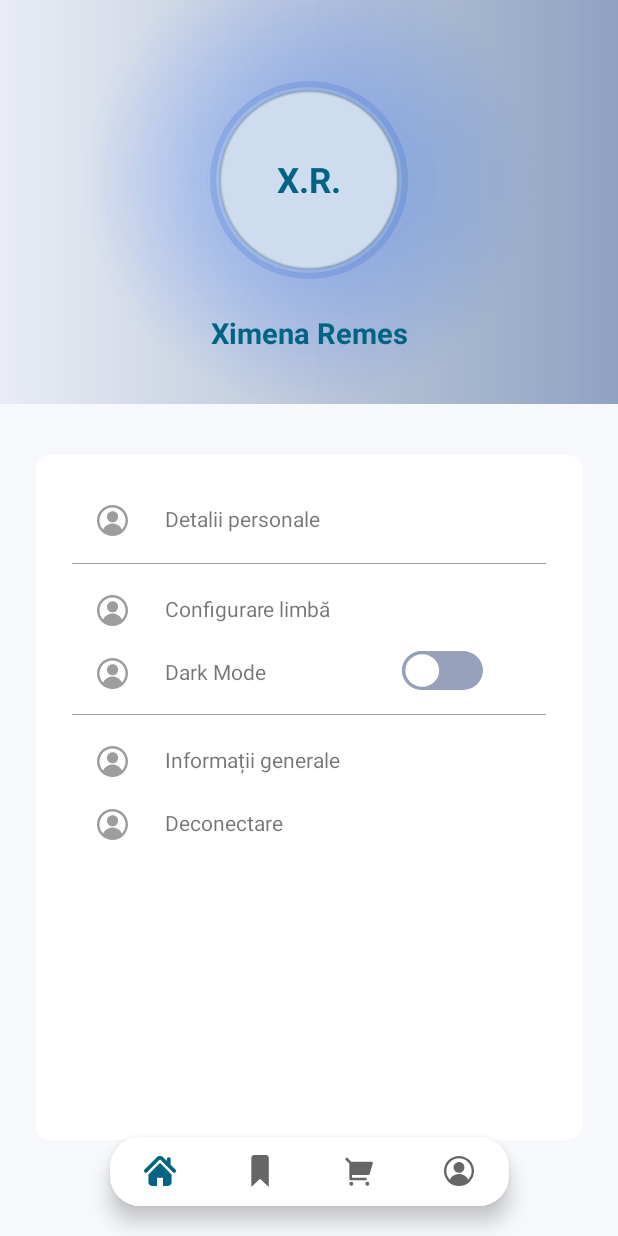
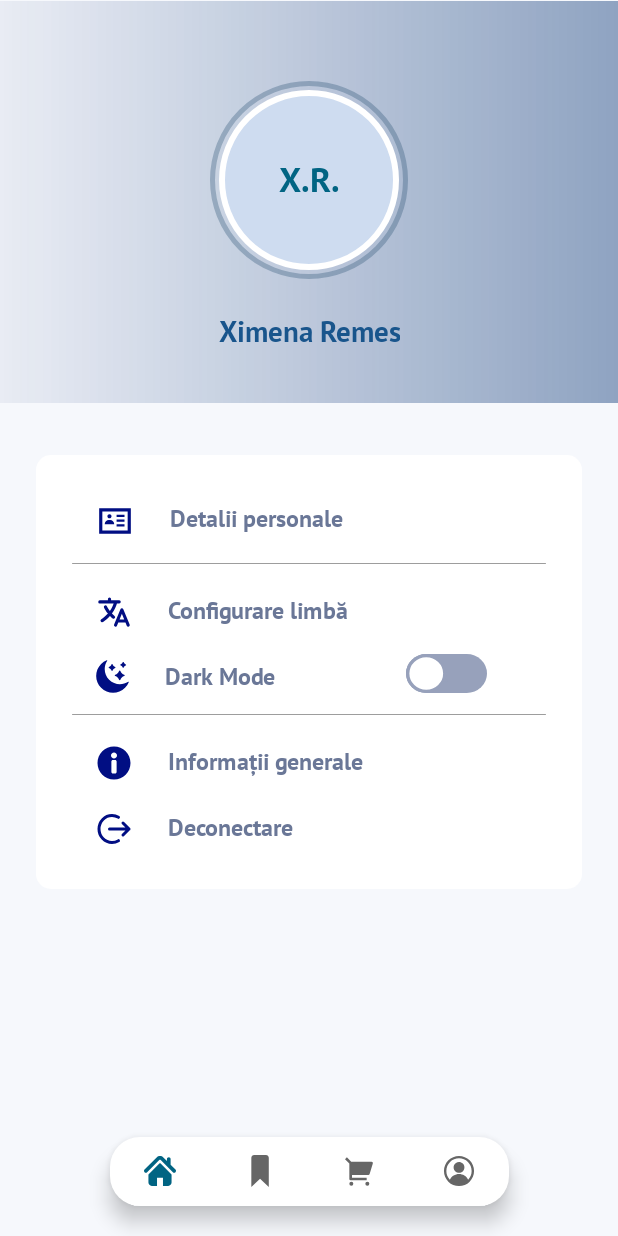
Before and after one commit to ximenaremes/ZeebooksClientMobile, an Android app: the ProfileFragment screen opened through its navigation route, on a phone screen of 412 x 824 dp. Run offline under Robolectric (Android 15) with nearby library versions, the phone set to English and light mode, and no system bars; our stand-ins replace data binding, navigation-ui.

Commit message:
updated profile screen

```diff
--- /dev/null
+++ b/app/src/main/res/drawable/ic_dark_mode.xml
@@ -0,0 +1,38 @@
+<vector xmlns:android="http://schemas.android.com/apk/res/android"
+    android:width="22dp"
+    android:height="22dp"
+    android:viewportWidth="256"
+    android:viewportHeight="256">
+    <path
+        android:fillColor="#010E83"
+        android:fillType="nonZero"
+        android:pathData="M253.28,169.12c-0.95,-0.78 -2.29,-0.85 -3.33,-0.17c-46.4,30.53 -108.64,24.14 -147.98,-15.2C62.64,114.4 56.24,52.17 86.77,5.76c0.67,-1.03 0.6,-2.37 -0.17,-3.32c-0.78,-0.95 -2.08,-1.29 -3.23,-0.83c-16.37,6.6 -31.04,16.32 -43.62,28.9c-51.13,51.13 -51.13,134.32 0,185.45C65.32,241.52 98.9,254.31 132.48,254.31c33.58,0 67.16,-12.78 92.73,-38.35c12.57,-12.58 22.3,-27.25 28.9,-43.62C254.56,171.2 254.23,169.89 253.28,169.12z"
+        android:strokeWidth="2.81"
+        android:strokeColor="#00000000"
+        android:strokeLineCap="butt"
+        android:strokeLineJoin="miter" />
+    <path
+        android:fillColor="#010E83"
+        android:fillType="nonZero"
+        android:pathData="M218.49,114.28c-13.75,-4.58 -24.69,-15.53 -29.28,-29.28c-0.76,-2.28 -2.79,-3.75 -5.17,-3.75c-2.38,0 -4.41,1.47 -5.17,3.75c-4.58,13.75 -15.53,24.69 -29.28,29.27c-2.28,0.76 -3.75,2.79 -3.75,5.17c0,2.38 1.47,4.41 3.75,5.17c13.75,4.58 24.69,15.53 29.27,29.28l0,0c0.76,2.28 2.79,3.75 5.17,3.75c2.39,0 4.42,-1.47 5.17,-3.75c4.58,-13.75 15.53,-24.69 29.28,-29.28c2.28,-0.76 3.75,-2.79 3.75,-5.17C222.24,117.07 220.77,115.04 218.49,114.28z"
+        android:strokeWidth="2.81"
+        android:strokeColor="#00000000"
+        android:strokeLineCap="butt"
+        android:strokeLineJoin="miter" />
+    <path
+        android:fillColor="#010E83"
+        android:fillType="nonZero"
+        android:pathData="M230.8,33.94c-7.3,-2.43 -13.11,-8.24 -15.54,-15.54c-0.58,-1.76 -2.22,-2.94 -4.06,-2.94c-1.85,0 -3.48,1.18 -4.07,2.94c-2.43,7.29 -8.23,13.1 -15.53,15.53c-1.76,0.58 -2.94,2.22 -2.94,4.06s1.18,3.48 2.94,4.06c7.29,2.43 13.1,8.24 15.54,15.54c0.58,1.76 2.21,2.94 4.06,2.94c0,0 0,0 0.01,0c1.84,0 3.48,-1.18 4.06,-2.94c2.43,-7.3 8.24,-13.11 15.54,-15.54c1.76,-0.59 2.94,-2.22 2.94,-4.06C233.74,36.16 232.56,34.53 230.8,33.94z"
+        android:strokeWidth="2.81"
+        android:strokeColor="#00000000"
+        android:strokeLineCap="butt"
+        android:strokeLineJoin="miter" />
+    <path
+        android:fillColor="#010E83"
+        android:fillType="nonZero"
+        android:pathData="M148.3,53.92c-9.08,-3.02 -16.31,-10.25 -19.34,-19.34c-0.63,-1.89 -2.39,-3.16 -4.37,-3.16c-1.98,0 -3.74,1.27 -4.37,3.16c-3.03,9.08 -10.25,16.31 -19.34,19.34c-1.89,0.63 -3.16,2.39 -3.16,4.37s1.27,3.74 3.16,4.37c9.08,3.03 16.31,10.26 19.34,19.34c0.63,1.89 2.39,3.16 4.37,3.16c1.98,0 3.74,-1.27 4.37,-3.16c3.03,-9.08 10.25,-16.31 19.34,-19.34c1.89,-0.63 3.17,-2.39 3.17,-4.37S150.19,54.55 148.3,53.92z"
+        android:strokeWidth="2.81"
+        android:strokeColor="#00000000"
+        android:strokeLineCap="butt"
+        android:strokeLineJoin="miter" />
+</vector>
--- /dev/null
+++ b/app/src/main/res/drawable/ic_info.xml
@@ -0,0 +1,10 @@
+<vector xmlns:android="http://schemas.android.com/apk/res/android"
+    android:width="24dp"
+    android:height="24dp"
+    android:viewportWidth="24"
+    android:viewportHeight="24">
+    <path
+        android:fillColor="#010E83"
+        android:fillType="evenOdd"
+        android:pathData="M1,12C1,5.925 5.925,1 12,1C18.075,1 23,5.925 23,12C23,18.075 18.075,23 12,23C5.925,23 1,18.075 1,12ZM10.25,11C10.25,10.448 10.698,10 11.25,10H12.75C13.302,10 13.75,10.448 13.75,11V18C13.75,18.552 13.302,19 12.75,19H11.25C10.698,19 10.25,18.552 10.25,18V11ZM14,7C14,5.895 13.105,5 12,5C10.895,5 10,5.895 10,7C10,8.105 10.895,9 12,9C13.105,9 14,8.105 14,7Z" />
+</vector>
--- /dev/null
+++ b/app/src/main/res/drawable/ic_language.xml
@@ -0,0 +1,12 @@
+<vector xmlns:android="http://schemas.android.com/apk/res/android"
+    android:width="24dp"
+    android:height="24dp"
+    android:viewportWidth="512"
+    android:viewportHeight="512">
+    <path
+        android:fillColor="#010E83"
+        android:pathData="M478.33,433.6l-90,-218a22,22 0,0 0,-40.67 0l-90,218a22,22 0,1 0,40.67 16.79L316.66,406H419.33l18.33,44.39A22,22 0,0 0,458 464a22,22 0,0 0,20.32 -30.4ZM334.83,362 L368,281.65 401.17,362Z" />
+    <path
+        android:fillColor="#010E83"
+        android:pathData="M267.84,342.92a22,22 0,0 0,-4.89 -30.7c-0.2,-0.15 -15,-11.13 -36.49,-34.73 39.65,-53.68 62.11,-114.75 71.27,-143.49H330a22,22 0,0 0,0 -44H214V70a22,22 0,0 0,-44 0V90H54a22,22 0,0 0,0 44H251.25c-9.52,26.95 -27.05,69.5 -53.79,108.36 -31.41,-41.68 -43.08,-68.65 -43.17,-68.87a22,22 0,0 0,-40.58 17c0.58,1.38 14.55,34.23 52.86,83.93 0.92,1.19 1.83,2.35 2.74,3.51 -39.24,44.35 -77.74,71.86 -93.85,80.74a22,22 0,1 0,21.07 38.63c2.16,-1.18 48.6,-26.89 101.63,-85.59 22.52,24.08 38,35.44 38.93,36.1a22,22 0,0 0,30.75 -4.9Z" />
+</vector>
--- /dev/null
+++ b/app/src/main/res/drawable/ic_logout.xml
@@ -0,0 +1,13 @@
+<vector xmlns:android="http://schemas.android.com/apk/res/android"
+    android:width="24dp"
+    android:height="24dp"
+    android:viewportWidth="24"
+    android:viewportHeight="24">
+    <path
+        android:fillColor="#00000000"
+        android:pathData="M18,8L22,12M22,12L18,16M22,12H9M15,4.204C13.725,3.438 12.245,3 10.667,3C5.88,3 2,7.029 2,12C2,16.971 5.88,21 10.667,21C12.245,21 13.725,20.562 15,19.796"
+        android:strokeWidth="2"
+        android:strokeColor="#010E83"
+        android:strokeLineCap="round"
+        android:strokeLineJoin="round" />
+</vector>
--- /dev/null
+++ b/app/src/main/res/drawable/ic_personal_details.xml
@@ -0,0 +1,12 @@
+<vector xmlns:android="http://schemas.android.com/apk/res/android"
+    android:width="@dimen/margin_25"
+    android:height="@dimen/margin_25"
+    android:viewportWidth="512"
+    android:viewportHeight="512">
+  <path
+      android:pathData="M469.33,85.33L469.33,426.67L42.67,426.67L42.67,85.33L469.33,85.33ZM426.67,128L85.33,128L85.33,384L426.67,384L426.67,128ZM384,298.67L384,330.67L277.33,330.67L277.33,298.67L384,298.67ZM189.33,241.07C220.16,241.07 245.33,266.67 245.33,298.67L117.33,298.67C117.33,266.67 142.41,241.07 173.33,241.07L189.33,241.07ZM384,234.67L384,266.67L277.33,266.67L277.33,234.67L384,234.67ZM181.33,163.96C196.8,163.96 209.33,176.5 209.33,191.96C209.33,207.42 196.8,219.96 181.33,219.96C165.87,219.96 153.33,207.42 153.33,191.96C153.33,176.5 165.87,163.96 181.33,163.96ZM384,170.67L384,202.67L277.33,202.67L277.33,170.67L384,170.67Z"
+      android:strokeWidth="1"
+      android:fillColor="#010E83"
+      android:fillType="evenOdd"
+      android:strokeColor="#00000000"/>
+</vector>
--- a/app/src/main/res/drawable/profile_circle_image.xml
+++ b/app/src/main/res/drawable/profile_circle_image.xml
@@ -8,7 +8,7 @@
                 android:angle="360"
                 android:endColor="@color/transparent"
                 android:gradientRadius="150dp"
-                android:startColor="@color/shadow_blue_40"
+                android:width="3dp"
                 android:type="radial" />
         </shape>
     </item>
@@ -19,8 +19,8 @@
                 android:height="120dp" />
             <solid android:color="#CEDCF0" />
             <stroke
-                android:width="2dp"
-                android:color="#24495E24" />
+                android:width="4dp"
+                android:color="@color/white" />
         </shape>
     </item>
     <item android:gravity="center">
@@ -30,8 +30,8 @@
                 android:height="132dp" />
             <solid android:color="@color/transparent" />
             <stroke
-                android:width="4dp"
-                android:color="@color/no_name_blue_20" />
+                android:width="3dp"
+                android:color="#542C5474" />
         </shape>
     </item>
 </layer-list>
--- a/app/src/main/res/layout/fragment_profile.xml
+++ b/app/src/main/res/layout/fragment_profile.xml
@@ -1,30 +1,77 @@
 <?xml version="1.0" encoding="utf-8"?>
 <layout xmlns:android="http://schemas.android.com/apk/res/android"
-    xmlns:app="http://schemas.android.com/apk/res-auto"
-    xmlns:tools="http://schemas.android.com/tools">
+    xmlns:app="http://schemas.android.com/apk/res-auto">
 
     <androidx.constraintlayout.widget.ConstraintLayout
         android:layout_width="match_parent"
         android:layout_height="match_parent"
         android:background="@color/background_color_layout">
 
-        <include
-            android:id="@+id/profileInitials"
-            layout="@layout/view_profile_initials"
+        <androidx.constraintlayout.widget.ConstraintLayout
+            android:id="@+id/profileInitialsLayout"
+            android:layout_width="match_parent"
+            android:layout_height="269dp"
+            app:layout_constraintEnd_toEndOf="parent"
+            app:layout_constraintStart_toStartOf="parent"
+            app:layout_constraintTop_toTopOf="parent">
+
+            <ImageView
+                android:id="@+id/backgroundProfile"
+                android:layout_width="match_parent"
+                android:layout_height="268dp"
+                android:background="@drawable/background_profile"
+                app:layout_constraintBottom_toBottomOf="@id/profileBackground"
+                app:layout_constraintTop_toTopOf="parent" />
+
+            <ImageView
+                android:id="@+id/profileBackground"
+                android:layout_width="300dp"
+                android:layout_height="300dp"
+                android:src="@drawable/profile_circle_image"
+                app:layout_constraintBottom_toBottomOf="parent"
+                app:layout_constraintEnd_toEndOf="parent"
                 app:layout_constraintStart_toStartOf="parent" />
+
+            <TextView
+                android:id="@+id/initials"
+                style="@style/FB.23"
+                android:layout_width="wrap_content"
+                android:layout_height="wrap_content"
+                android:gravity="center"
+                android:text="X.R."
+                android:textColor="@color/btn"
+                app:layout_constraintBottom_toBottomOf="@+id/profileBackground"
+                app:layout_constraintEnd_toEndOf="@+id/profileBackground"
+                app:layout_constraintStart_toStartOf="@+id/profileBackground"
+                app:layout_constraintTop_toTopOf="@+id/profileBackground" />
+
+            <TextView
+                android:id="@+id/userFullName"
+                style="@style/FB.19"
+                android:layout_width="wrap_content"
+                android:layout_height="wrap_content"
+                android:layout_marginTop="73dp"
+                android:gravity="center"
+                android:text="Ximena Remes"
+                android:textColor="@color/color_profile_text"
+                android:textStyle="bold"
+                app:layout_constraintEnd_toEndOf="parent"
+                app:layout_constraintStart_toStartOf="parent"
+                app:layout_constraintTop_toBottomOf="@id/initials" />
+
+        </androidx.constraintlayout.widget.ConstraintLayout>
 
         <androidx.constraintlayout.widget.ConstraintLayout
             android:id="@+id/aboutYouSectionLayout"
             android:layout_width="0dp"
-            android:layout_height="0dp"
+            android:layout_height="wrap_content"
             android:layout_marginHorizontal="@dimen/margin_24"
             android:layout_marginTop="@dimen/margin_34"
-            android:layout_marginBottom="@dimen/margin_64"
             android:background="@drawable/background_rounded_white"
+            app:layout_constraintEnd_toEndOf="parent"
             app:layout_constraintStart_toStartOf="parent"
-            app:layout_constraintEnd_toEndOf="parent"
-            app:layout_constraintTop_toBottomOf="@id/profileInitials"
-            app:layout_constraintBottom_toBottomOf="parent">
+            app:layout_constraintTop_toBottomOf="@id/profileInitialsLayout">
+
 
             <ImageView
                 android:id="@+id/verticalLine1"
@@ -33,9 +80,9 @@
                 android:layout_marginHorizontal="@dimen/margin_24"
                 android:layout_marginTop="@dimen/margin_72"
                 android:src="@drawable/background_vertical_line"
+                app:layout_constraintEnd_toEndOf="parent"
                 app:layout_constraintStart_toStartOf="parent"
-                app:layout_constraintEnd_toEndOf="parent"
-                app:layout_constraintTop_toTopOf="parent"/>
+                app:layout_constraintTop_toTopOf="parent" />
 
             <LinearLayout
                 android:id="@+id/personalDetails"
@@ -43,9 +90,9 @@
                 android:layout_height="wrap_content"
                 android:clickable="true"
                 android:focusable="true"
+                app:layout_constraintBottom_toTopOf="@id/verticalLine1"
                 app:layout_constraintEnd_toEndOf="parent"
                 app:layout_constraintStart_toStartOf="parent"
-                app:layout_constraintBottom_toTopOf="@id/verticalLine1"
                 app:layout_constraintTop_toTopOf="parent">
 
 
@@ -53,19 +100,20 @@
                     android:id="@+id/imageUserProfile"
                     android:layout_width="wrap_content"
                     android:layout_height="wrap_content"
-                android:src="@drawable/ic_profile"
                     android:layout_marginStart="@dimen/margin_40"
                     android:layout_marginTop="@dimen/margin_15"
-                app:layout_constraintTop_toTopOf="parent"
-                app:layout_constraintStart_toStartOf="parent" />
+                    android:src="@drawable/ic_personal_details"
+                    app:layout_constraintStart_toStartOf="parent"
+                    app:layout_constraintTop_toTopOf="parent" />
 
                 <TextView
                     android:id="@+id/personalDetailsText"
+                    style="@style/FB.16.GrayscaleLabel"
                     android:layout_width="wrap_content"
                     android:layout_height="wrap_content"
-                android:text="@string/details_text"
                     android:layout_marginStart="@dimen/margin_24"
                     android:layout_marginTop="@dimen/margin_15"
+                    android:text="@string/details_text"
                     app:layout_constraintStart_toEndOf="@id/imageUserProfile"
                     app:layout_constraintTop_toTopOf="parent" />
             </LinearLayout>
@@ -77,9 +125,9 @@
                 android:layout_marginHorizontal="@dimen/margin_24"
                 android:layout_marginTop="@dimen/margin_100"
                 android:src="@drawable/background_vertical_line"
+                app:layout_constraintEnd_toEndOf="parent"
                 app:layout_constraintStart_toStartOf="parent"
-                app:layout_constraintEnd_toEndOf="parent"
-                app:layout_constraintTop_toBottomOf="@id/verticalLine1"/>
+                app:layout_constraintTop_toBottomOf="@id/verticalLine1" />
 
             <LinearLayout
                 android:id="@+id/language"
@@ -95,19 +143,20 @@
                     android:id="@+id/imageLanguage"
                     android:layout_width="wrap_content"
                     android:layout_height="wrap_content"
-                android:src="@drawable/ic_profile"
                     android:layout_marginStart="@dimen/margin_40"
                     android:layout_marginTop="@dimen/margin_20"
-                app:layout_constraintTop_toBottomOf="@id/verticalLine1"
-                app:layout_constraintStart_toStartOf="parent" />
+                    android:src="@drawable/ic_language"
+                    app:layout_constraintStart_toStartOf="parent"
+                    app:layout_constraintTop_toBottomOf="@id/verticalLine1" />
 
                 <TextView
                     android:id="@+id/languageText"
+                    style="@style/FB.16.GrayscaleLabel"
                     android:layout_width="wrap_content"
                     android:layout_height="wrap_content"
-                android:text="@string/language_text"
                     android:layout_marginStart="@dimen/margin_24"
                     android:layout_marginTop="@dimen/margin_20"
+                    android:text="@string/language_text"
                     app:layout_constraintStart_toEndOf="@id/personalDetails"
                     app:layout_constraintTop_toBottomOf="@id/verticalLine1" />
             </LinearLayout>
@@ -116,19 +165,20 @@
                 android:id="@+id/imageDarkMode"
                 android:layout_width="wrap_content"
                 android:layout_height="wrap_content"
-                android:src="@drawable/ic_profile"
                 android:layout_marginStart="@dimen/margin_40"
                 android:layout_marginTop="@dimen/margin_20"
-                app:layout_constraintTop_toBottomOf="@id/language"
-                app:layout_constraintStart_toStartOf="parent" />
+                android:src="@drawable/ic_dark_mode"
+                app:layout_constraintStart_toStartOf="parent"
+                app:layout_constraintTop_toBottomOf="@id/language" />
 
             <TextView
                 android:id="@+id/darkModeText"
+                style="@style/FB.16.GrayscaleLabel"
                 android:layout_width="wrap_content"
                 android:layout_height="wrap_content"
-                android:text="@string/dark_mode_text"
                 android:layout_marginStart="@dimen/margin_24"
                 android:layout_marginTop="@dimen/margin_20"
+                android:text="@string/dark_mode_text"
                 app:layout_constraintStart_toEndOf="@id/imageDarkMode"
                 app:layout_constraintTop_toBottomOf="@id/language" />
 
@@ -139,12 +189,12 @@
                 android:layout_marginStart="24dp"
                 android:layout_marginTop="16dp"
                 android:background="@drawable/shuffle_button"
+                android:textColor="@color/light_gray"
                 android:textOff="."
                 android:textOn=""
-                android:textColor="@color/light_gray"
+                app:layout_constraintEnd_toEndOf="parent"
                 app:layout_constraintStart_toEndOf="@id/darkModeText"
-                app:layout_constraintTop_toBottomOf="@id/language"
-                app:layout_constraintEnd_toEndOf="parent" />
+                app:layout_constraintTop_toBottomOf="@id/language" />
 
             <LinearLayout
                 android:id="@+id/about"
@@ -160,19 +210,20 @@
                     android:id="@+id/imageMark"
                     android:layout_width="wrap_content"
                     android:layout_height="wrap_content"
-                android:src="@drawable/ic_profile"
                     android:layout_marginStart="@dimen/margin_40"
                     android:layout_marginTop="@dimen/margin_20"
-                app:layout_constraintTop_toBottomOf="@id/verticalLine2"
-                app:layout_constraintStart_toStartOf="parent" />
+                    android:src="@drawable/ic_info"
+                    app:layout_constraintStart_toStartOf="parent"
+                    app:layout_constraintTop_toBottomOf="@id/verticalLine2" />
 
                 <TextView
                     android:id="@+id/aboutText"
+                    style="@style/FB.16.GrayscaleLabel"
                     android:layout_width="wrap_content"
                     android:layout_height="wrap_content"
-                android:text="@string/about_us_text"
                     android:layout_marginStart="@dimen/margin_24"
                     android:layout_marginTop="@dimen/margin_20"
+                    android:text="@string/about_us_text"
                     app:layout_constraintStart_toEndOf="@id/personalDetails"
                     app:layout_constraintTop_toBottomOf="@id/verticalLine2" />
             </LinearLayout>
@@ -183,6 +234,7 @@
                 android:layout_height="wrap_content"
                 android:clickable="true"
                 android:focusable="true"
+                android:paddingBottom="@dimen/margin_28"
                 app:layout_constraintEnd_toEndOf="parent"
                 app:layout_constraintStart_toStartOf="parent"
                 app:layout_constraintTop_toBottomOf="@id/about">
@@ -191,19 +243,20 @@
                     android:id="@+id/imageSignOut"
                     android:layout_width="wrap_content"
                     android:layout_height="wrap_content"
-                android:src="@drawable/ic_profile"
                     android:layout_marginStart="@dimen/margin_40"
                     android:layout_marginTop="@dimen/margin_20"
-                app:layout_constraintTop_toBottomOf="@id/about"
-                app:layout_constraintStart_toStartOf="parent" />
+                    android:src="@drawable/ic_logout"
+                    app:layout_constraintStart_toStartOf="parent"
+                    app:layout_constraintTop_toBottomOf="@id/about" />
 
                 <TextView
                     android:id="@+id/signOutText"
+                    style="@style/FB.16.GrayscaleLabel"
                     android:layout_width="wrap_content"
                     android:layout_height="wrap_content"
-                android:text="@string/sign_out_text"
                     android:layout_marginStart="@dimen/margin_24"
                     android:layout_marginTop="@dimen/margin_20"
+                    android:text="@string/sign_out_text"
                     app:layout_constraintStart_toEndOf="@id/personalDetails"
                     app:layout_constraintTop_toBottomOf="@id/about" />
             </LinearLayout>
@@ -212,5 +265,4 @@
 
     </androidx.constraintlayout.widget.ConstraintLayout>
 
-
 </layout>
--- a/app/src/main/res/layout/view_profile_initials.xml
+++ /dev/null
@@ -1,70 +0,0 @@
-<?xml version="1.0" encoding="utf-8"?>
-<layout xmlns:android="http://schemas.android.com/apk/res/android"
-    xmlns:app="http://schemas.android.com/apk/res-auto"
-    xmlns:tools="http://schemas.android.com/tools">
-
-    <androidx.constraintlayout.widget.ConstraintLayout
-        android:id="@+id/profileInitialsLayout"
-        android:layout_width="match_parent"
-        android:layout_height="269dp">
-
-<!--        <ImageView-->
-<!--            android:id="@+id/backgroundProfileRight"-->
-<!--            android:layout_width="0dp"-->
-<!--            android:layout_height="0dp"-->
-<!--            android:background="@drawable/background_profile"-->
-<!--            app:layout_constraintBottom_toBottomOf="@id/profileBackground"-->
-<!--            app:layout_constraintEnd_toEndOf="parent"-->
-<!--            app:layout_constraintStart_toStartOf="parent"-->
-<!--            app:layout_constraintTop_toTopOf="parent" />-->
-
-        <ImageView
-            android:id="@+id/backgroundProfileRight"
-            android:layout_width="0dp"
-            android:layout_height="0dp"
-            android:background="@drawable/background_profile"
-            app:layout_constraintBottom_toBottomOf="@id/profileBackground"
-            app:layout_constraintEnd_toEndOf="parent"
-            app:layout_constraintHorizontal_bias="0.0"
-            app:layout_constraintStart_toStartOf="parent"
-            app:layout_constraintTop_toTopOf="parent"
-            app:layout_constraintVertical_bias="0.0" />
-
-        <ImageView
-            android:id="@+id/profileBackground"
-            android:layout_width="300dp"
-            android:layout_height="300dp"
-            android:src="@drawable/profile_circle_image"
-            app:layout_constraintBottom_toBottomOf="parent"
-            app:layout_constraintEnd_toEndOf="parent"
-            app:layout_constraintStart_toStartOf="parent" />
-
-        <TextView
-            android:id="@+id/initials"
-            android:layout_width="wrap_content"
-            android:layout_height="wrap_content"
-            android:textColor="@color/btn"
-            android:textStyle="bold"
-            android:textSize="23sp"
-            android:text="X.R."
-            android:gravity="center"
-            app:layout_constraintBottom_toBottomOf="@+id/profileBackground"
-            app:layout_constraintEnd_toEndOf="@+id/profileBackground"
-            app:layout_constraintStart_toStartOf="@+id/profileBackground"
-            app:layout_constraintTop_toTopOf="@+id/profileBackground" />
-
-        <TextView
-            android:id="@+id/userFullName"
-            android:layout_width="wrap_content"
-            android:layout_height="wrap_content"
-            android:layout_marginTop="73dp"
-            android:textColor="@color/btn"
-            android:textStyle="bold"
-            android:text="Ximena Remes"
-            android:textSize="@dimen/margin_19"
-            app:layout_constraintTop_toBottomOf="@id/initials"
-            app:layout_constraintEnd_toEndOf="parent"
-            app:layout_constraintStart_toStartOf="parent" />
-
-    </androidx.constraintlayout.widget.ConstraintLayout>
-</layout>
--- a/app/src/main/res/values/colors.xml
+++ b/app/src/main/res/values/colors.xml
@@ -51,6 +51,7 @@
     <color name="primary_light">#DAE9FF</color>
     <color name="no_name_blue_20">#332D61CD</color>
     <color name="shadow_blue">#66226BFF</color>
+
     <!-- endregion -->
 
     <!-- region Input field -->
@@ -101,6 +102,8 @@
 
     <color name="background_color_layout">#F6F8FC</color>
     <color name="shadow_blue_40">#66226BFF</color>
+    <color name="shadow_blue_41">#66495E24</color>
+
 
     <!-- region Explore -->
     <color name="dashboard_background_color">#662B7890</color>
@@ -111,8 +114,11 @@
 
     <!-- region Profile -->
     <color name="backround_image">#153F7D75</color>
+    <color name="background_profile">#34A3C5D8</color>
     <color name="text_about">#001447</color>
     <color name="border_field">#CEDCF0</color>
+    <color name="color_profile_text">#19558C</color>
+
 
     <!-- endregion -->
 
--- a/app/src/main/res/values/style_fonts.xml
+++ b/app/src/main/res/values/style_fonts.xml
@@ -74,6 +74,11 @@
     <style name="FB.16">
         <item name="android:textSize">16dp</item>
     </style>
+
+    <style name="FB.19">
+        <item name="android:textSize">19dp</item>
+    </style>
+
     <style name="FB.20">
         <item name="android:textSize">20dp</item>
     </style>
```
Lines whose indentation alone changed are shown as unchanged.
